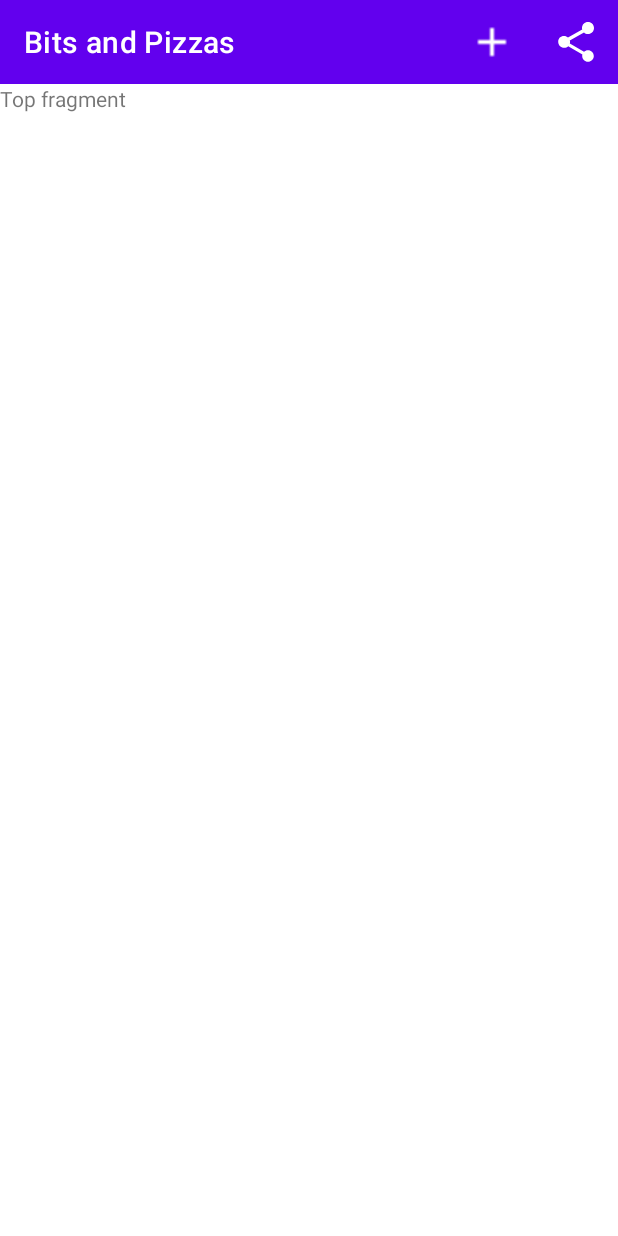
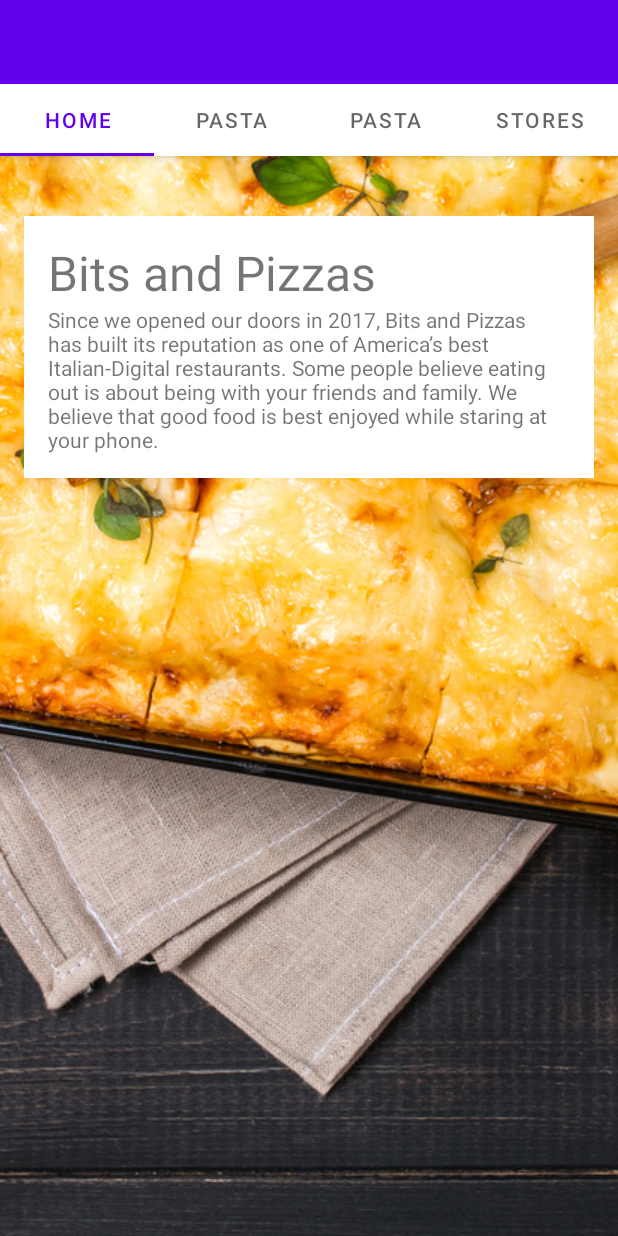
Before and after one commit to DaniilShaposhnikow/Android-Study-Design, an Android app: the screen it shows after launch (MainActivity), on a phone screen of 412 x 824 dp. Run offline under Robolectric (Android 15) with nearby library versions, the phone set to English and light mode, and no system bars.

Commit message:
Android-Study-Design
Android-Study-Design

```diff
--- a/app/src/main/java/com/hfad/testo/MainActivity.java
+++ b/app/src/main/java/com/hfad/testo/MainActivity.java
@@ -1,15 +1,22 @@
 package com.hfad.testo;
 
+import androidx.annotation.NonNull;
+import androidx.annotation.Nullable;
 import androidx.appcompat.app.AppCompatActivity;
 import androidx.appcompat.widget.ShareActionProvider;
 import androidx.appcompat.widget.Toolbar;
 import androidx.core.view.MenuItemCompat;
+import androidx.fragment.app.Fragment;
+import androidx.fragment.app.FragmentManager;
+import androidx.fragment.app.FragmentPagerAdapter;
 import androidx.viewpager.widget.ViewPager;
 
 import android.content.Intent;
 import android.os.Bundle;
 import android.view.Menu;
 import android.view.MenuItem;
+
+import com.google.android.material.tabs.TabLayout;
 
 public class MainActivity extends AppCompatActivity {
     private ShareActionProvider shareActionProvider;
@@ -19,9 +26,11 @@ public class MainActivity extends AppCompatActivity {
         setContentView(R.layout.activity_main);
         Toolbar toolbar = (Toolbar) findViewById(R.id.toolbar);
         setSupportActionBar(toolbar);
-        SectionsPageAdapter pageAdapter=new SectionsPageAdapter(getSupportFragmentManager());
+        SectionsPageAdapter pageAdapter=new SectionsPageAdapter(getSupportFragmentManager(),this);
         ViewPager pager=findViewById(R.id.pager);
         pager.setAdapter(pageAdapter);
+        TabLayout tabLayout=findViewById(R.id.tabs);
+        tabLayout.setupWithViewPager(pager);
     }
     @Override
     public boolean onCreateOptionsMenu(Menu menu) {
--- a/app/src/main/java/com/hfad/testo/SectionsPageAdapter.java
+++ b/app/src/main/java/com/hfad/testo/SectionsPageAdapter.java
@@ -1,6 +1,9 @@
 package com.hfad.testo;
 
+import android.content.Context;
+
 import androidx.annotation.NonNull;
+import androidx.annotation.Nullable;
 import androidx.fragment.app.Fragment;
 import androidx.fragment.app.FragmentManager;
 import androidx.fragment.app.FragmentPagerAdapter;
@@ -8,8 +11,10 @@ import androidx.fragment.app.FragmentStatePagerAdapter;
 import androidx.viewpager2.adapter.FragmentStateAdapter;
 
 public class SectionsPageAdapter extends FragmentPagerAdapter {
-    public SectionsPageAdapter(@NonNull FragmentManager fm) {
+    private Context context;
+    public SectionsPageAdapter(@NonNull FragmentManager fm,Context ct) {
         super(fm);
+        context=ct;
     }
 
     @NonNull
@@ -33,4 +38,21 @@ public class SectionsPageAdapter extends FragmentPagerAdapter {
     public int getCount() {
         return 4;
     }
+
+    @Nullable
+    @Override
+    public CharSequence getPageTitle(int position) {
+        switch (position)
+        {
+            case 0:
+                return context.getResources().getString(R.string.home_tab);
+            case 1:
+                return context.getResources().getString(R.string.pasta_tab);
+            case 2:
+                return context.getResources().getString(R.string.pasta_tab);
+            case 3:
+                return context.getResources().getString(R.string.store_tab);
+        }
+        return null;
+    }
 }
--- a/app/src/main/java/com/hfad/testo/TopFragment.java
+++ b/app/src/main/java/com/hfad/testo/TopFragment.java
@@ -8,7 +8,8 @@ import android.view.LayoutInflater;
 import android.view.View;
 import android.view.ViewGroup;
 
-public class TopFragment extends Fragment {
+public class TopFragment extends Fragment
+{
     @Override
     public View onCreateView(LayoutInflater inflater, ViewGroup container,
                              Bundle savedInstanceState) {
--- a/app/src/main/res/layout/activity_main.xml
+++ b/app/src/main/res/layout/activity_main.xml
@@ -1,20 +1,30 @@
 <?xml version="1.0" encoding="utf-8"?>
-<LinearLayout
+<androidx.coordinatorlayout.widget.CoordinatorLayout
 xmlns:android="http://schemas.android.com/apk/res/android"
 xmlns:tools="http://schemas.android.com/tools"
+xmlns:app="http://schemas.android.com/apk/res-auto"
 android:layout_width="match_parent"
 android:layout_height="match_parent"
-android:orientation="vertical"
 tools:context="com.hfad.testo.MainActivity"
     >
-<include
-   layout="@layout/toolbar_main"
-   android:id="@+id/toolbar"
-  />
+    <com.google.android.material.appbar.AppBarLayout
+        android:layout_width="match_parent"
+        android:layout_height="wrap_content"
+        android:theme="@style/ThemeOverlay.AppCompat.Dark.ActionBar">
+        <androidx.appcompat.widget.Toolbar
+            android:layout_width="match_parent"
+            android:layout_height="?attr/actionBarSize"
+            app:layout_scrollFlags="scroll|enterAlways"/>
+        <com.google.android.material.tabs.TabLayout
+            android:layout_width="match_parent"
+            android:layout_height="wrap_content"
+            android:id="@+id/tabs"/>
+    </com.google.android.material.appbar.AppBarLayout>
 
     <androidx.viewpager.widget.ViewPager
         android:id="@+id/pager"
         android:layout_width="match_parent"
-        android:layout_height="match_parent" />
+        android:layout_height="match_parent"
+        app:layout_behavior="@string/appbar_scrolling_view_behavior"/>
 
-</LinearLayout>
+</androidx.coordinatorlayout.widget.CoordinatorLayout>
--- a/app/src/main/res/layout/fragment_top.xml
+++ b/app/src/main/res/layout/fragment_top.xml
@@ -1,13 +1,44 @@
 <?xml version="1.0" encoding="utf-8"?>
-<LinearLayout xmlns:android="http://schemas.android.com/apk/res/android"
+<androidx.core.widget.NestedScrollView
+    xmlns:android="http://schemas.android.com/apk/res/android"
     xmlns:tools="http://schemas.android.com/tools"
     android:layout_width="match_parent"
     android:layout_height="match_parent"
     android:orientation="vertical"
     tools:context="com.hfad.testo.TopFragment">
 
-    <TextView
+    <FrameLayout
         android:layout_width="match_parent"
-        android:layout_height="match_parent"
-        android:text="@string/title_top" />
-</LinearLayout>
+        android:layout_height="wrap_content">
+
+        <ImageView
+            android:id="@+id/info_image"
+            android:layout_width="match_parent"
+            android:layout_height="wrap_content"
+            android:contentDescription="@string/restaurant_image"
+            android:scaleType="centerCrop"
+            android:src="@drawable/restaurant" />
+
+        <LinearLayout
+            android:layout_width="match_parent"
+            android:layout_height="wrap_content"
+            android:layout_marginLeft="16dp"
+            android:layout_marginTop="40dp"
+            android:layout_marginRight="16dp"
+            android:background="#FFFFFF"
+            android:orientation="vertical"
+            android:padding="16dp">
+
+            <TextView
+                android:layout_width="match_parent"
+                android:layout_height="wrap_content"
+                android:text="@string/company_name"
+                android:textSize="32sp" />
+
+            <TextView
+                android:layout_width="match_parent"
+                android:layout_height="wrap_content"
+                android:text="@string/home_text" />
+        </LinearLayout>
+    </FrameLayout>
+</androidx.core.widget.NestedScrollView>
--- a/app/src/main/res/values/strings.xml
+++ b/app/src/main/res/values/strings.xml
@@ -21,4 +21,13 @@
         <item>Cambridge</item>
         <item>Sebastopol</item>
     </string-array>
+
+    <string name="home_tab">Home</string>
+    <string name="pizza_tab">Pizzas</string>
+    <string name="pasta_tab">Pasta</string>
+    <string name="store_tab">Stores</string>
+
+    <string name="company_name">Bits and Pizzas</string>
+    <string name="restaurant_image">Restaurant image</string>
+    <string name="home_text">Since we opened our doors in 2017, Bits and Pizzas        has built its reputation as one of America’s best Italian-Digital        restaurants. Some people believe eating out is about being with your        friends and family. We believe that good food is best enjoyed while        staring at your phone.</string>
 </resources>
```
Also changed, not shown: app/src/main/res/drawable/restaurant.jpg (added).
